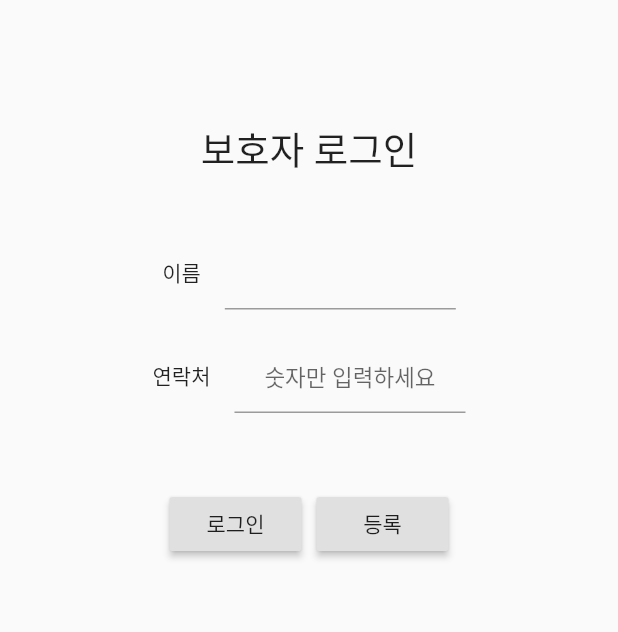
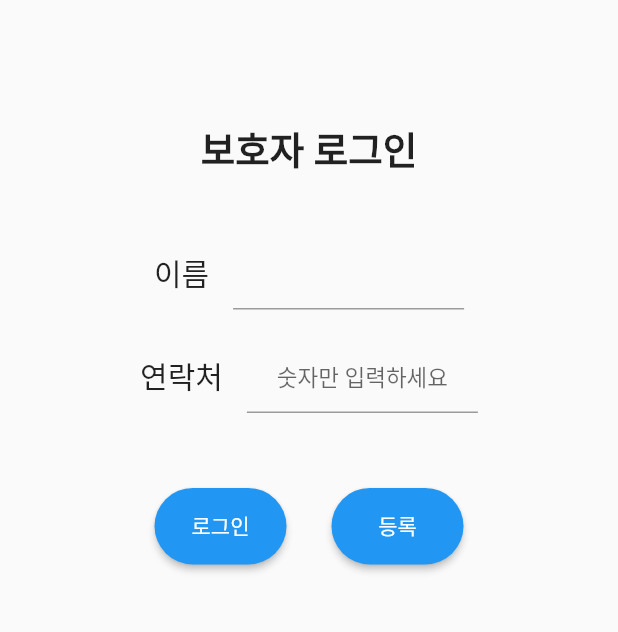
Before and after one commit to sh0116/SWM_109Team, a Flutter app: the screen it shows after launch, on a phone screen of 412 x 824 dp, the part 345-977 px from its top. Run offline on Flutter 3.47's test engine with Material 2 defaults, Android fonts, the phone set to English and light mode, and no system bars; our stand-ins replace flutter_datetime_picker, shared_preferences, webview_flutter; missing offline and left inert: ssh; project files that could hold a hidden picture were left out.

Commit message:
modified button design
Former-commit-id: 6cb6db0e9b5a8995ac0eeb56bfb739abc247d7d1 [formerly 473aa07e41fbb17604472e7a3a619e2a7abeb178]
Former-commit-id: f07e7a21ac8b006666b89ffe409e62d125a613e3

```diff
--- a/app109/lib/main.dart
+++ b/app109/lib/main.dart
@@ -7,7 +7,6 @@ import 'package:flutter/foundation.dart';
 
 import 'package:app109/dataCenter.dart';
 import 'package:app109/menu.dart';
-import 'package:app109/splashScreen.dart';
 
 void main() {
   runApp(MaterialApp(
@@ -50,12 +49,12 @@ class _loginState extends State<login> {
           SizedBox(height: 60),
           Image.asset("images/logo2.png", width: 250),
           SizedBox(height: 80),
-          Text('보호자 로그인', style: TextStyle(fontSize: 25)),
+          Text('보호자 로그인', style: TextStyle(fontSize: 25, fontWeight: FontWeight.w700)),
           SizedBox(height: 40),
           Row(
             mainAxisAlignment: MainAxisAlignment.center,
             children: <Widget>[
-              Text('이름'),
+              Text('이름', style: TextStyle(fontSize: 20)),
               Container(
                 child: TextField(
                   controller: TextEditingController(),
@@ -74,7 +73,7 @@ class _loginState extends State<login> {
           Row(
             mainAxisAlignment: MainAxisAlignment.center,
             children: <Widget>[
-              Text('연락처'),
+              Text('연락처', style: TextStyle(fontSize: 20)),
               Container(
                 child: TextField(
                   controller: TextEditingController(),
@@ -100,7 +99,7 @@ class _loginState extends State<login> {
             crossAxisAlignment: CrossAxisAlignment.center,
             children: <Widget>[
               RaisedButton(
-                child: Text('로그인'),
+                child: Text('로그인', style: TextStyle(color: Colors.white)),
                 onPressed: () async {
                   // fetch corresponding name to contact
                   await fetchData(http.Client(), "prot_info/name", "contact", _protContact).then((fetchName) async {
@@ -137,10 +136,15 @@ class _loginState extends State<login> {
                     }
                   });
                 },
+                padding: EdgeInsets.all(15),
+                shape: RoundedRectangleBorder(
+                    borderRadius: new BorderRadius.circular(50.0)
+                ),
+                color: Colors.blue,
               ),
-              SizedBox(width: 10),
+              SizedBox(width: 30),
               RaisedButton(
-                child: Text('등록'),
+                child: Text('등록', style: TextStyle(color: Colors.white)),
                 onPressed: () async {
                   setState(() {});
                   Map<String, dynamic> jsonBody = {'name': "'"+_protName+"'", 'contact': "'"+_protContact+"'",};
@@ -155,6 +159,11 @@ class _loginState extends State<login> {
                     });
                   });
                 },
+                padding: EdgeInsets.all(15),
+                shape: RoundedRectangleBorder(
+                    borderRadius: new BorderRadius.circular(50.0)
+                ),
+                color: Colors.blue,
               ),
             ],
           ),
--- a/app109/lib/splashScreen.dart
+++ /dev/null
@@ -1,2 +0,0 @@
-import 'dart:async';
-import 'package:flutter/material.dart';
```
Also changed, not shown: app109/lib/initialSetUp/ssh.dart (+7 -3 lines), app109/lib/initialSetUp/userInfo.dart (+18 -10 lines), app109/lib/medicine/medicineInfo.dart (+23 -6 lines), app109/lib/medicine/selectMedicineUser.dart (+12 -2 lines), app109/lib/webView/selectUser.dart (+10 -1 lines).
